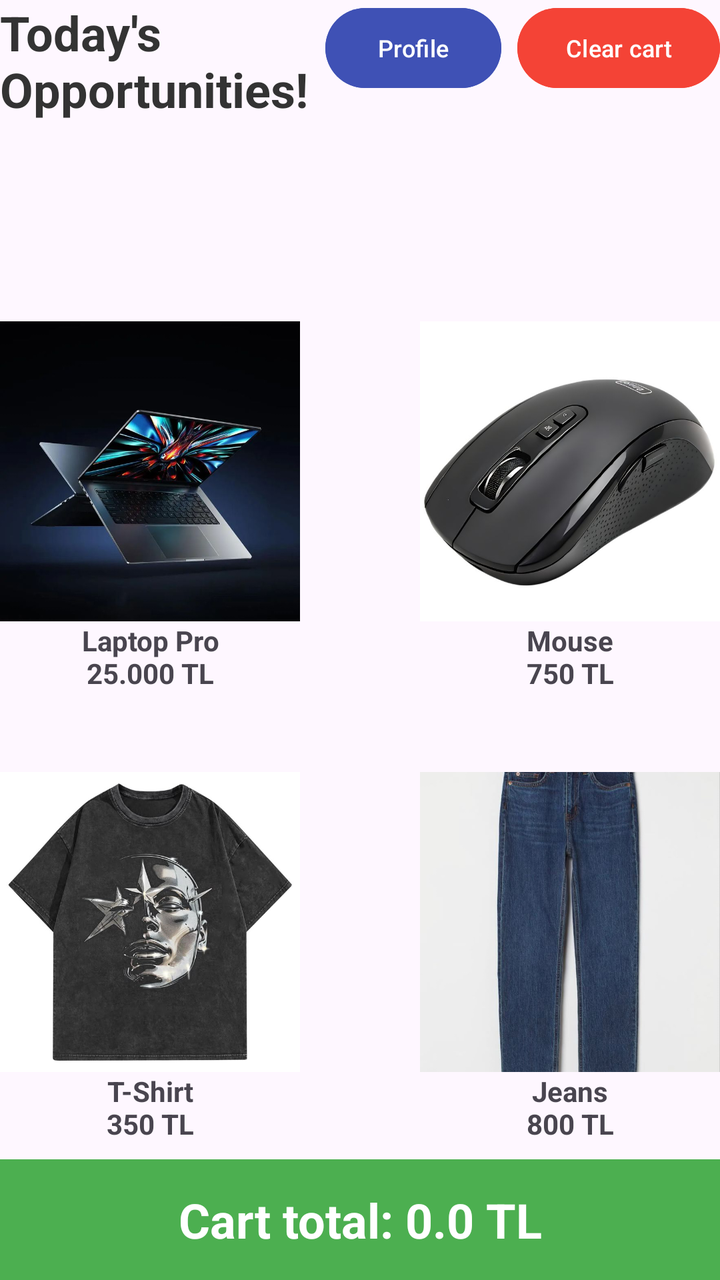
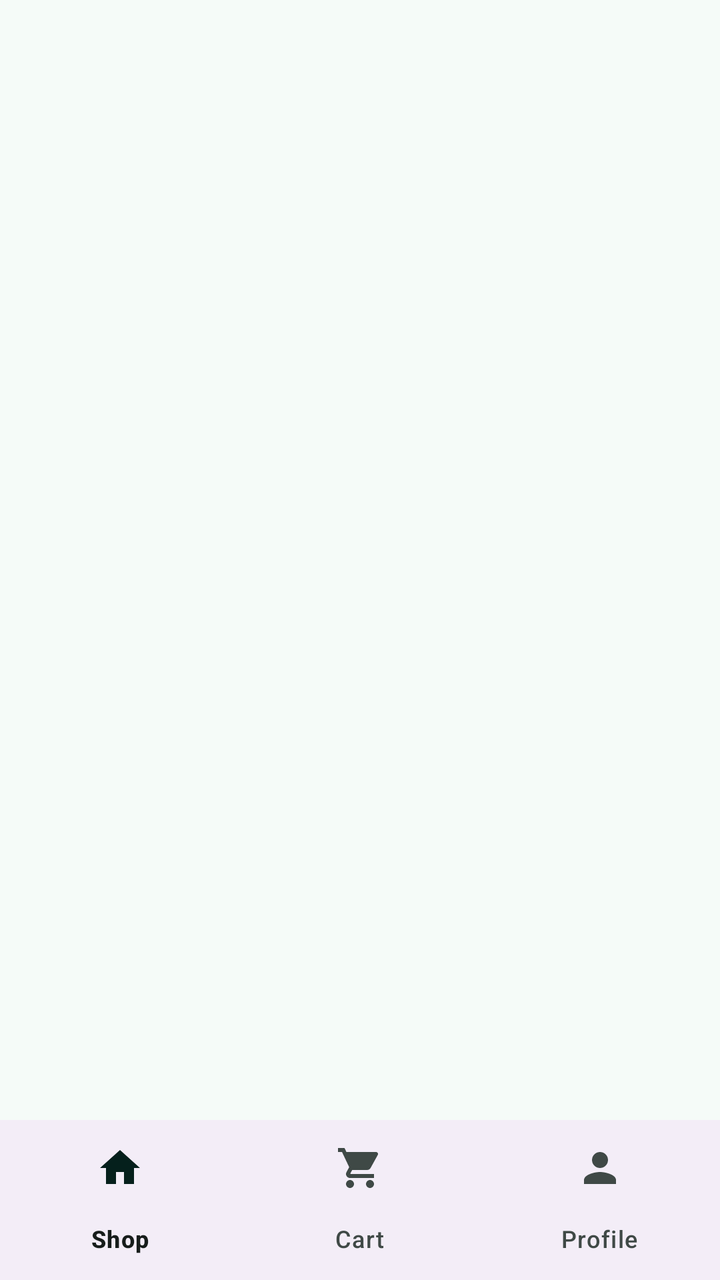

Two renders of the same Android screen: before a commit and after it. Below are the layout's source before the change and the commit's diff.
<!-- AndroidManifest.xml: application theme Theme.MyEcommerceApp -->
<!-- res/layout/activity_main.xml -->
<?xml version="1.0" encoding="utf-8"?>
<androidx.constraintlayout.widget.ConstraintLayout xmlns:android="http://schemas.android.com/apk/res/android"
    xmlns:app="http://schemas.android.com/apk/res-auto"
    xmlns:tools="http://schemas.android.com/tools"
    android:id="@+id/main"
    android:layout_width="match_parent"
    android:layout_height="match_parent"
    tools:context=".MainActivity">

    <TextView
        android:id="@+id/txtHeader"
        android:layout_width="wrap_content"
        android:layout_height="wrap_content"
        android:text="Today's\nOpportunities!"
        android:textSize="24sp"
        android:textStyle="bold"
        android:textColor="#333333"
        app:layout_constraintTop_toTopOf="parent"
        app:layout_constraintStart_toStartOf="parent"/>

    <Button
        android:id="@+id/btnClear"
        android:layout_width="wrap_content"
        android:layout_height="wrap_content"
        android:text="Clear cart"
        android:backgroundTint="#F44336"
        android:textSize="12sp"
        app:layout_constraintTop_toTopOf="parent"
        app:layout_constraintEnd_toEndOf="parent"/>

    <ImageButton
        android:id="@+id/btnLaptop"
        android:layout_width="150dp"
        android:layout_height="150dp"
        android:src="@drawable/laptop"
        android:scaleType="centerCrop"
        android:background="#00FFFFFF"
        android:layout_marginTop="100dp"
        app:layout_constraintTop_toBottomOf="@id/txtHeader"
        app:layout_constraintStart_toStartOf="parent" />

    <TextView
        android:id="@+id/lblLaptop"
        android:layout_width="wrap_content"
        android:layout_height="wrap_content"
        android:text="Laptop Pro\n25.000 TL"
        android:gravity="center"
        android:textStyle="bold"
        app:layout_constraintTop_toBottomOf="@id/btnLaptop"
        app:layout_constraintStart_toStartOf="@id/btnLaptop"
        app:layout_constraintEnd_toEndOf="@id/btnLaptop"/>

    <ImageButton
        android:id="@+id/btnMouse"
        android:layout_width="150dp"
        android:layout_height="150dp"
        android:src="@drawable/mouse"
        android:scaleType="centerCrop"
        android:background="#00FFFFFF"
        android:layout_marginTop="100dp"
        app:layout_constraintTop_toBottomOf="@id/txtHeader"
        app:layout_constraintEnd_toEndOf="parent" />

    <TextView
        android:id="@+id/lblMouse"
        android:layout_width="wrap_content"
        android:layout_height="wrap_content"
        android:text="Mouse\n750 TL"
        android:gravity="center"
        android:textStyle="bold"
        app:layout_constraintTop_toBottomOf="@id/btnMouse"
        app:layout_constraintStart_toStartOf="@id/btnMouse"
        app:layout_constraintEnd_toEndOf="@id/btnMouse"/>

    <ImageButton
        android:id="@+id/btnTshirt"
        android:layout_width="150dp"
        android:layout_height="150dp"
        android:src="@drawable/tshirt"
        android:scaleType="centerCrop"
        android:background="#00FFFFFF"
        android:layout_marginTop="40dp"
        app:layout_constraintTop_toBottomOf="@id/lblLaptop"
        app:layout_constraintStart_toStartOf="parent" />

    <TextView
        android:id="@+id/lblTshirt"
        android:layout_width="wrap_content"
        android:layout_height="wrap_content"
        android:text="T-Shirt\n350 TL"
        android:gravity="center"
        android:textStyle="bold"
        app:layout_constraintTop_toBottomOf="@id/btnTshirt"
        app:layout_constraintStart_toStartOf="@id/btnTshirt"
        app:layout_constraintEnd_toEndOf="@id/btnTshirt"/>

    <ImageButton
        android:id="@+id/btnJeans"
        android:layout_width="150dp"
        android:layout_height="150dp"
        android:src="@drawable/jean"
        android:scaleType="centerCrop"
        android:background="#00FFFFFF"
        android:layout_marginTop="40dp"
        app:layout_constraintTop_toBottomOf="@id/lblMouse"
        app:layout_constraintEnd_toEndOf="parent" />

    <TextView
        android:id="@+id/lblJeans"
        android:layout_width="wrap_content"
        android:layout_height="wrap_content"
        android:text="Jeans\n800 TL"
        android:gravity="center"
        android:textStyle="bold"
        app:layout_constraintTop_toBottomOf="@id/btnJeans"
        app:layout_constraintStart_toStartOf="@id/btnJeans"
        app:layout_constraintEnd_toEndOf="@id/btnJeans"/>

    <TextView
        android:id="@+id/txtTotal"
        android:layout_width="match_parent"
        android:layout_height="wrap_content"
        android:text="Cart total: 0.0 TL"
        android:textSize="24sp"
        android:textStyle="bold"
        android:textColor="#FFFFFF"
        android:background="#4CAF50"
        android:gravity="center"
        android:padding="14dp"
        app:layout_constraintBottom_toBottomOf="parent"
        app:layout_constraintStart_toStartOf="parent"
        app:layout_constraintEnd_toEndOf="parent" />

    <Button
        android:id="@+id/btnGoToProfile"
        android:layout_width="wrap_content"
        android:layout_height="wrap_content"
        android:text="Profile"
        android:backgroundTint="#3F51B5"
        android:textSize="12sp"
        android:layout_marginEnd="8dp"
        app:layout_constraintTop_toTopOf="parent"
        app:layout_constraintEnd_toStartOf="@id/btnClear"/>
</androidx.constraintlayout.widget.ConstraintLayout>
<!-- resources referenced by this layout -->
<resources>
  <!-- drawable jean: jpg bitmap (drawable, 60165 bytes) -->
  <!-- drawable laptop: jpg bitmap (drawable, 39587 bytes) -->
  <!-- drawable mouse: jpg bitmap (drawable, 35947 bytes) -->
  <!-- drawable tshirt: jpg bitmap (drawable, 54853 bytes) -->
  <style name="Theme.MyEcommerceApp" parent="Base.Theme.MyEcommerceApp" />
  <style name="Base.Theme.MyEcommerceApp" parent="Theme.Material3.DayNight.NoActionBar">
          
          
      </style>
</resources>

<!-- the commit's change to res/layout/activity_main.xml (unified diff, before → after) -->
@@ -1,144 +1,22 @@
 <?xml version="1.0" encoding="utf-8"?>
-<androidx.constraintlayout.widget.ConstraintLayout xmlns:android="http://schemas.android.com/apk/res/android"
+<LinearLayout xmlns:android="http://schemas.android.com/apk/res/android"
     xmlns:app="http://schemas.android.com/apk/res-auto"
     xmlns:tools="http://schemas.android.com/tools"
     android:id="@+id/main"
     android:layout_width="match_parent"
     android:layout_height="match_parent"
+    android:orientation="vertical"
     tools:context=".MainActivity">
 
-    <TextView
-        android:id="@+id/txtHeader"
-        android:layout_width="wrap_content"
-        android:layout_height="wrap_content"
-        android:text="Today's\nOpportunities!"
-        android:textSize="24sp"
-        android:textStyle="bold"
-        android:textColor="#333333"
-        app:layout_constraintTop_toTopOf="parent"
-        app:layout_constraintStart_toStartOf="parent"/>
+    <androidx.fragment.app.FragmentContainerView
+        android:id="@+id/fragmentContainer"
+        android:layout_width="match_parent"
+        android:layout_height="0dp"
+        android:layout_weight="1" />
 
-    <Button
-        android:id="@+id/btnClear"
-        android:layout_width="wrap_content"
-        android:layout_height="wrap_content"
-        android:text="Clear cart"
-        android:backgroundTint="#F44336"
-        android:textSize="12sp"
-        app:layout_constraintTop_toTopOf="parent"
-        app:layout_constraintEnd_toEndOf="parent"/>
-
-    <ImageButton
-        android:id="@+id/btnLaptop"
-        android:layout_width="150dp"
-        android:layout_height="150dp"
-        android:src="@drawable/laptop"
-        android:scaleType="centerCrop"
-        android:background="#00FFFFFF"
-        android:layout_marginTop="100dp"
-        app:layout_constraintTop_toBottomOf="@id/txtHeader"
-        app:layout_constraintStart_toStartOf="parent" />
-
-    <TextView
-        android:id="@+id/lblLaptop"
-        android:layout_width="wrap_content"
-        android:layout_height="wrap_content"
-        android:text="Laptop Pro\n25.000 TL"
-        android:gravity="center"
-        android:textStyle="bold"
-        app:layout_constraintTop_toBottomOf="@id/btnLaptop"
-        app:layout_constraintStart_toStartOf="@id/btnLaptop"
-        app:layout_constraintEnd_toEndOf="@id/btnLaptop"/>
-
-    <ImageButton
-        android:id="@+id/btnMouse"
-        android:layout_width="150dp"
-        android:layout_height="150dp"
-        android:src="@drawable/mouse"
-        android:scaleType="centerCrop"
-        android:background="#00FFFFFF"
-        android:layout_marginTop="100dp"
-        app:layout_constraintTop_toBottomOf="@id/txtHeader"
-        app:layout_constraintEnd_toEndOf="parent" />
-
-    <TextView
-        android:id="@+id/lblMouse"
-        android:layout_width="wrap_content"
-        android:layout_height="wrap_content"
-        android:text="Mouse\n750 TL"
-        android:gravity="center"
-        android:textStyle="bold"
-        app:layout_constraintTop_toBottomOf="@id/btnMouse"
-        app:layout_constraintStart_toStartOf="@id/btnMouse"
-        app:layout_constraintEnd_toEndOf="@id/btnMouse"/>
-
-    <ImageButton
-        android:id="@+id/btnTshirt"
-        android:layout_width="150dp"
-        android:layout_height="150dp"
-        android:src="@drawable/tshirt"
-        android:scaleType="centerCrop"
-        android:background="#00FFFFFF"
-        android:layout_marginTop="40dp"
-        app:layout_constraintTop_toBottomOf="@id/lblLaptop"
-        app:layout_constraintStart_toStartOf="parent" />
-
-    <TextView
-        android:id="@+id/lblTshirt"
-        android:layout_width="wrap_content"
-        android:layout_height="wrap_content"
-        android:text="T-Shirt\n350 TL"
-        android:gravity="center"
-        android:textStyle="bold"
-        app:layout_constraintTop_toBottomOf="@id/btnTshirt"
-        app:layout_constraintStart_toStartOf="@id/btnTshirt"
-        app:layout_constraintEnd_toEndOf="@id/btnTshirt"/>
-
-    <ImageButton
-        android:id="@+id/btnJeans"
-        android:layout_width="150dp"
-        android:layout_height="150dp"
-        android:src="@drawable/jean"
-        android:scaleType="centerCrop"
-        android:background="#00FFFFFF"
-        android:layout_marginTop="40dp"
-        app:layout_constraintTop_toBottomOf="@id/lblMouse"
-        app:layout_constraintEnd_toEndOf="parent" />
-
-    <TextView
-        android:id="@+id/lblJeans"
-        android:layout_width="wrap_content"
-        android:layout_height="wrap_content"
-        android:text="Jeans\n800 TL"
-        android:gravity="center"
-        android:textStyle="bold"
-        app:layout_constraintTop_toBottomOf="@id/btnJeans"
-        app:layout_constraintStart_toStartOf="@id/btnJeans"
-        app:layout_constraintEnd_toEndOf="@id/btnJeans"/>
-
-    <TextView
-        android:id="@+id/txtTotal"
+    <com.google.android.material.bottomnavigation.BottomNavigationView
+        android:id="@+id/bottomNav"
         android:layout_width="match_parent"
         android:layout_height="wrap_content"
-        android:text="Cart total: 0.0 TL"
-        android:textSize="24sp"
-        android:textStyle="bold"
-        android:textColor="#FFFFFF"
-        android:background="#4CAF50"
-        android:gravity="center"
-        android:padding="14dp"
-        app:layout_constraintBottom_toBottomOf="parent"
-        app:layout_constraintStart_toStartOf="parent"
-        app:layout_constraintEnd_toEndOf="parent" />
-
-    <Button
-        android:id="@+id/btnGoToProfile"
-        android:layout_width="wrap_content"
-        android:layout_height="wrap_content"
-        android:text="Profile"
-        android:backgroundTint="#3F51B5"
-        android:textSize="12sp"
-        android:layout_marginEnd="8dp"
-        app:layout_constraintTop_toTopOf="parent"
-        app:layout_constraintEnd_toStartOf="@id/btnClear"/>
-</androidx.constraintlayout.widget.ConstraintLayout>
+        app:menu="@menu/bottom_nav" />
+</LinearLayout>
<!-- resource entries referenced after the edit -->
@@ -1,13 +1,33 @@
 <!-- resources referenced by this layout -->
 <resources>
-  <!-- drawable jean: jpg bitmap (drawable, 60165 bytes) -->
-  <!-- drawable laptop: jpg bitmap (drawable, 39587 bytes) -->
-  <!-- drawable mouse: jpg bitmap (drawable, 35947 bytes) -->
-  <!-- drawable tshirt: jpg bitmap (drawable, 54853 bytes) -->
   <style name="Theme.MyEcommerceApp" parent="Base.Theme.MyEcommerceApp" />
   <style name="Base.Theme.MyEcommerceApp" parent="Theme.Material3.DayNight.NoActionBar">
-          
-          
+          <item name="colorPrimary">@color/md_primary</item>
+          <item name="colorOnPrimary">@color/md_on_primary</item>
+          <item name="colorPrimaryContainer">@color/md_primary_container</item>
+          <item name="colorOnPrimaryContainer">@color/md_on_primary_container</item>
+          <item name="colorSecondary">@color/md_secondary</item>
+          <item name="colorOnSecondary">@color/md_on_secondary</item>
+          <item name="colorSecondaryContainer">@color/md_secondary_container</item>
+          <item name="colorOnSecondaryContainer">@color/md_on_secondary_container</item>
+          <item name="android:colorBackground">@color/md_background</item>
+          <item name="colorOnBackground">@color/md_on_background</item>
+          <item name="colorSurface">@color/md_background</item>
+          <item name="colorOnSurface">@color/md_on_background</item>
+          <item name="colorSurfaceVariant">@color/md_surface_variant</item>
+          <item name="colorOnSurfaceVariant">@color/md_on_surface_variant</item>
       </style>
+  <color name="md_primary">#006A60</color>
+  <color name="md_on_primary">#FFFFFF</color>
+  <color name="md_primary_container">#9EF2E4</color>
+  <color name="md_on_primary_container">#00201C</color>
+  <color name="md_secondary">#4A635F</color>
+  <color name="md_on_secondary">#FFFFFF</color>
+  <color name="md_secondary_container">#CCE8E2</color>
+  <color name="md_on_secondary_container">#05201C</color>
+  <color name="md_background">#F5FBF8</color>
+  <color name="md_on_background">#171D1B</color>
+  <color name="md_surface_variant">#DAE5E1</color>
+  <color name="md_on_surface_variant">#3F4946</color>
 </resources>
 
